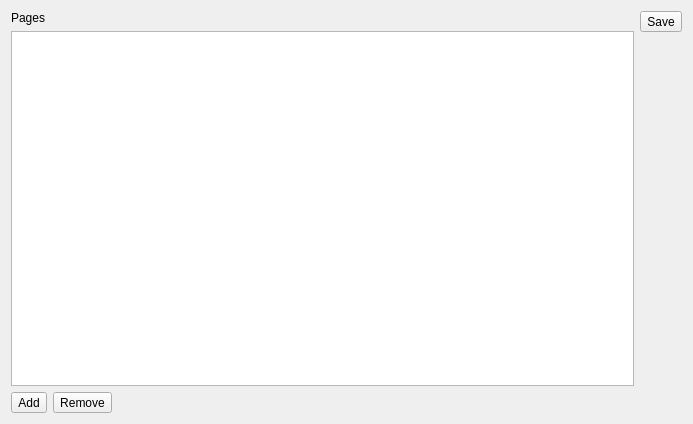
Before: the Qt Designer form apps/gc1530/GC1530_Settings.ui in OpenFairWind/fairwindplusplus, drawn with Qt 5.
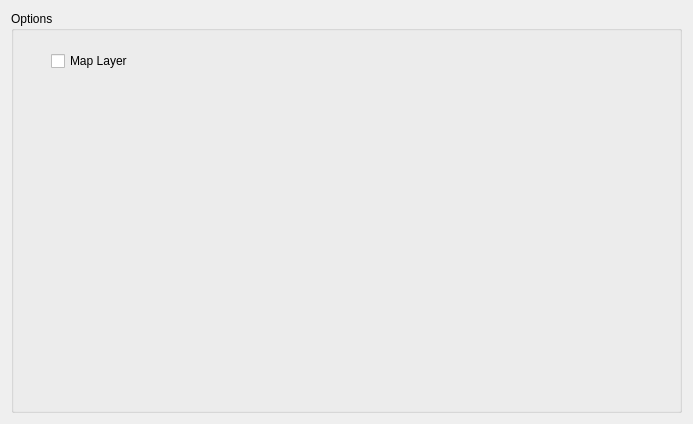
After: the same form once the commit is applied. Icons and pictures are not drawn.

```diff
--- a/apps/gc1530/GC1530_Settings.ui
+++ b/apps/gc1530/GC1530_Settings.ui
@@ -15,87 +15,24 @@
   </property>
   <layout class="QGridLayout" name="gridLayout">
    <item row="0" column="0">
-    <layout class="QHBoxLayout" name="horizontalLayout">
-     <property name="sizeConstraint">
-      <enum>QLayout::SetMaximumSize</enum>
+    <widget class="QGroupBox" name="options">
+     <property name="title">
+      <string>Options</string>
      </property>
-     <item>
-      <layout class="QVBoxLayout" name="verticalLayout_Sx">
-       <item>
-        <widget class="QLabel" name="label_Pages">
-         <property name="text">
-          <string>Pages</string>
-         </property>
-        </widget>
-       </item>
-       <item>
-        <widget class="QListView" name="listView_Pages"/>
-       </item>
-       <item>
-        <layout class="QHBoxLayout" name="horizontalLayout_Add_Remove">
-         <item>
-          <widget class="QToolButton" name="toolButton_Add">
-           <property name="text">
-            <string>Add</string>
-           </property>
-           <property name="icon">
-            <iconset>
-             <normaloff>resources/images/icons/toolbutton_addpage.png</normaloff>resources/images/icons/toolbutton_addpage.png</iconset>
-           </property>
-           <property name="iconSize">
-            <size>
-             <width>32</width>
-             <height>32</height>
-            </size>
-           </property>
-          </widget>
-         </item>
-         <item alignment="Qt::AlignLeft">
-          <widget class="QToolButton" name="toolButton_Remove">
-           <property name="text">
-            <string>Remove</string>
-           </property>
-           <property name="icon">
-            <iconset>
-             <normaloff>../../resources/images/icons/toolbutton_remove.png</normaloff>../../resources/images/icons/toolbutton_remove.png</iconset>
-           </property>
-           <property name="iconSize">
-            <size>
-             <width>32</width>
-             <height>32</height>
-            </size>
-           </property>
-          </widget>
-         </item>
-        </layout>
-       </item>
-      </layout>
-     </item>
-     <item>
-      <layout class="QVBoxLayout" name="verticalLayout_Dx">
-       <item alignment="Qt::AlignTop">
-        <widget class="QToolButton" name="toolButton_Save">
-         <property name="text">
-          <string>Save</string>
-         </property>
-         <property name="icon">
-          <iconset>
-           <normaloff>../../resources/images/icons/toolbutton_save.png</normaloff>../../resources/images/icons/toolbutton_save.png</iconset>
-         </property>
-         <property name="iconSize">
-          <size>
-           <width>32</width>
-           <height>32</height>
-          </size>
-         </property>
-         <property name="toolButtonStyle">
-          <enum>Qt::ToolButtonTextUnderIcon</enum>
-         </property>
-        </widget>
-       </item>
-      </layout>
-     </item>
-    </layout>
+     <widget class="QCheckBox" name="checkBoxMapLayer">
+      <property name="geometry">
+       <rect>
+        <x>40</x>
+        <y>40</y>
+        <width>87</width>
+        <height>20</height>
+       </rect>
+      </property>
+      <property name="text">
+       <string>Map Layer</string>
+      </property>
+     </widget>
+    </widget>
    </item>
   </layout>
  </widget>
```
